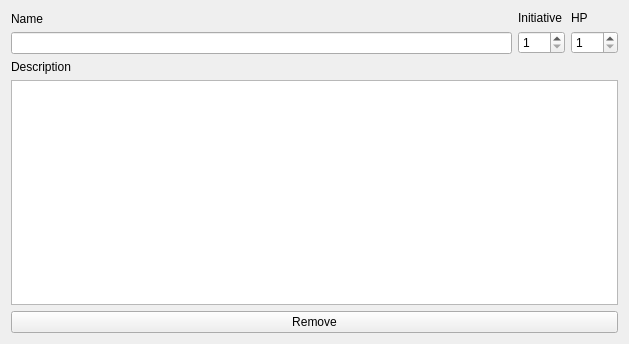
First picture: the form in ui_files/Player_Dialog.ui, repository nogasgofast/Adventure_Wrench, before the edit.
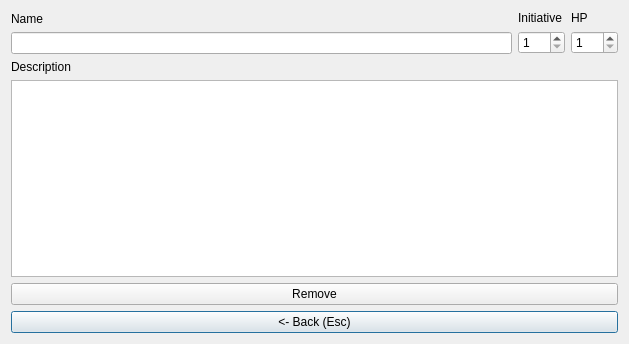
Second picture: the form after the edit.

What changed in the file:
```diff
--- a/ui_files/Player_Dialog.ui
+++ b/ui_files/Player_Dialog.ui
@@ -171,6 +171,13 @@
      </item>
     </layout>
    </item>
+   <item>
+    <widget class="QPushButton" name="pushButton">
+     <property name="text">
+      <string>&lt;- Back (Esc)</string>
+     </property>
+    </widget>
+   </item>
   </layout>
  </widget>
  <resources/>
```
